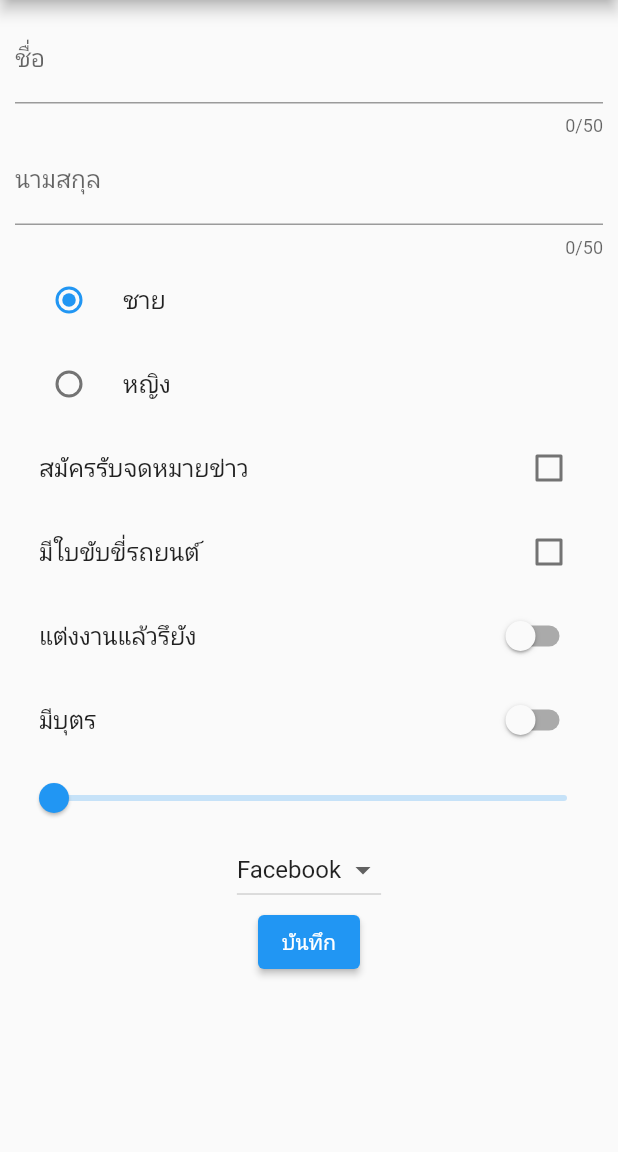
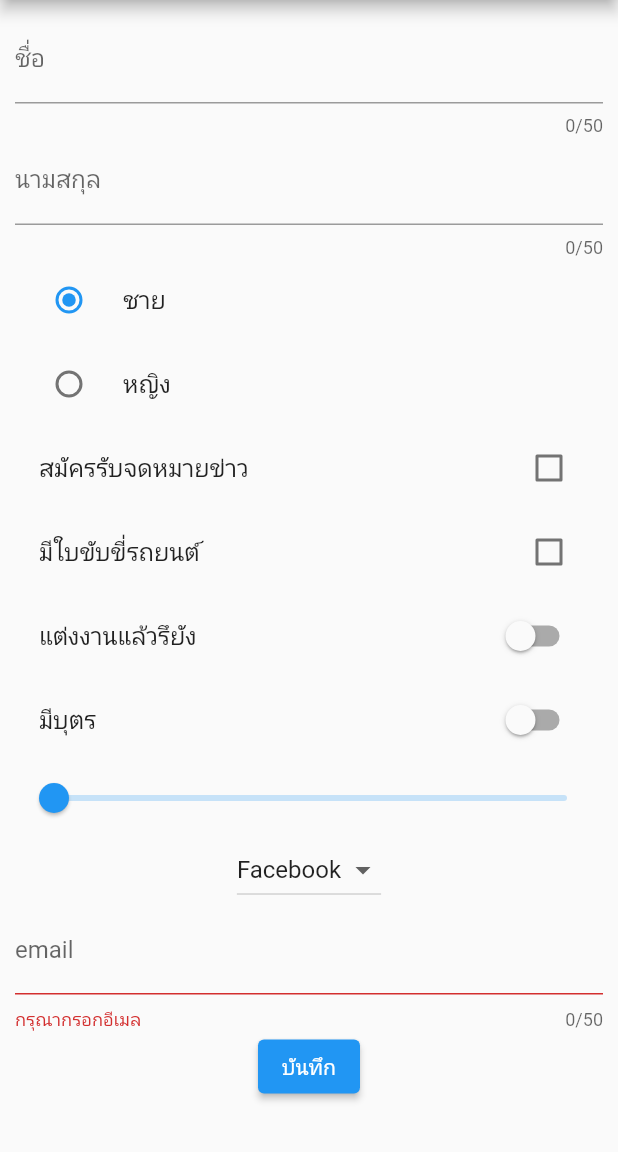
Before and after one commit to PornthaweeWork/flutter_form, a Flutter app: the screen it shows after launch, after a tap on "บันทึก", on a phone screen of 412 x 824 dp, the part 84-1236 px from its top. Run offline on Flutter 3.47's test engine with Material 2 defaults, Android fonts, the phone set to English and light mode, and no system bars.

```diff
--- a/lib/screens/home_screen.dart
+++ b/lib/screens/home_screen.dart
@@ -18,6 +18,9 @@ class _HomeScreenState extends State<HomeScreen> {
   var channels = ['Facebook','Twitter','Instagram','Line'].map((e) => DropdownMenuItem(child: Text(e), value: e)).toList();
   var channel = 'Facebook';
 
+  var email = '';
+  final key = GlobalKey<FormState>();
+
   @override
   Widget build(BuildContext context) {
     return Scaffold(
@@ -33,8 +36,11 @@ class _HomeScreenState extends State<HomeScreen> {
               buildSwitch(),
               buildSlider(),
               buildDropdown(),
+              buildForm(),
               ElevatedButton(
                 onPressed: () {
+                  if (!(key.currentState?.validate() ?? false)) return;
+                  key.currentState?.save();
                   print('Name: ${nameController.text} ${surnameController.text}');
                   print('Gender: ${gender}');
                   print('Newsletter: ${newsletter}');
@@ -43,6 +49,7 @@ class _HomeScreenState extends State<HomeScreen> {
                   print('Child: ${child}');
                   print('Age: ${age}');
                   print('Channel: ${channel}');
+                  print('Email: ${email}');
                 },
                 child: Text('บันทึก'),
               ),
@@ -52,6 +59,27 @@ class _HomeScreenState extends State<HomeScreen> {
       ),
     );
   }
+
+  Widget buildForm() => Form(
+    key: key,
+    child: Column(
+      children: [
+        TextFormField(
+          decoration: InputDecoration(labelText: 'email'),
+          maxLength: 50,
+          keyboardType: TextInputType.emailAddress,
+          onSaved: (value) => email = value ?? '',
+          validator: (value) {
+            value ??= '';
+            if (value.isEmpty) return 'กรุณากรอกอีเมล';
+            if (!RegExp(r'^[\w-\.]+@([\w-]+\.)+[\w-]{2,4}$').hasMatch(value)) return 'อีเมลไม่ถูกต้อง';
+
+            return null;
+          },
+        ),
+      ],
+    ),
+  );
 
   Widget buildDropdown() => DropdownButton(
     value: channel,
```
